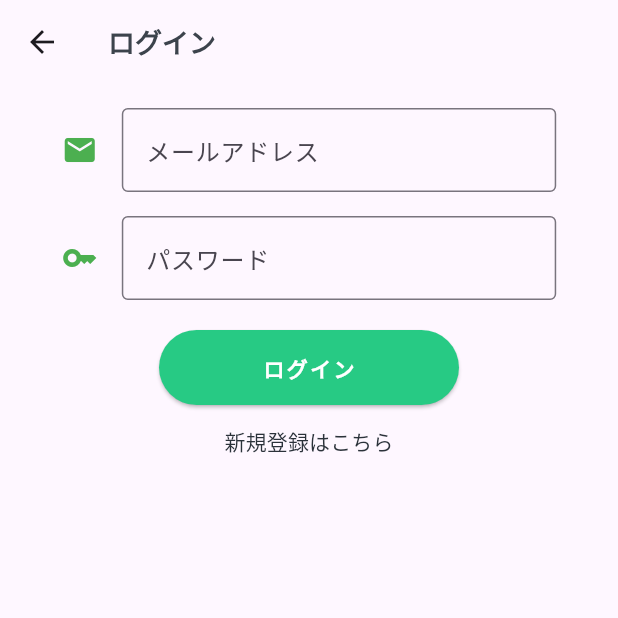
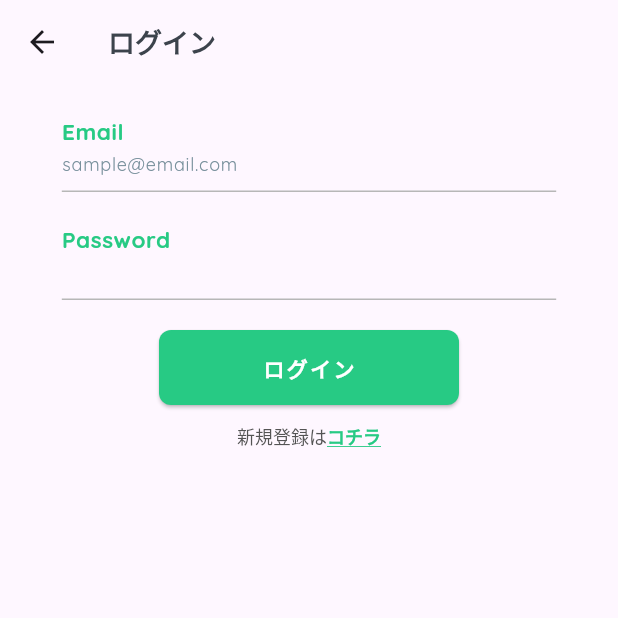
Before and after one commit to YunaSuzuki/timo, a Flutter app: the SignInPage screen opened directly, on a phone screen of 412 x 824 dp, the top half of it. Run offline on Flutter 3.47's test engine with Material 3 defaults, Android fonts, the phone set to English and light mode, and no system bars; our stand-ins replace chat_bubbles, cloud_firestore, firebase_auth, firebase_core, flutter_layout_grid, font_awesome_flutter; accounts and stored records are empty; Roboto replaces fonts that are missing (M_Plus_Rounded_1c).

Commit message:
fix signIn page design

```diff
--- a/lib/screen/signin_page.dart
+++ b/lib/screen/signin_page.dart
@@ -2,6 +2,8 @@ import 'package:flutter/material.dart';
 import 'package:firebase_auth/firebase_auth.dart';
 import 'signup_page.dart';
 import 'main_page.dart';
+import 'package:flutter/gestures.dart';
+
 
 class SignInPage extends StatefulWidget {
   const SignInPage({Key? key}) : super(key: key);
@@ -73,16 +75,17 @@ class _SignInPageState extends State<SignInPage> {
                 child: TextField(
                   controller: emailController,
                   decoration: const InputDecoration(
-                    focusedBorder: OutlineInputBorder(
-                      borderSide: BorderSide(color: Color(0xFF27CA84)),
-                      borderRadius: BorderRadius.all(Radius.circular(4.0)),
+                    labelText: 'Email',
+                    floatingLabelStyle: TextStyle(fontSize: 20, color: Color(0xFF27CA84), fontFamily: 'Quicksand', fontWeight: FontWeight.w700),
+                    floatingLabelBehavior: FloatingLabelBehavior.always,
+                    hintText: 'sample@email.com',
+                    hintStyle: TextStyle(fontSize: 12, color: Color(0xFF78909C), fontFamily: 'Quicksand'),
+                    enabledBorder: UnderlineInputBorder(
+                      borderSide: BorderSide(color: Color(0xFFb7b7b7)),
                     ),
-                    border: OutlineInputBorder(
-                      borderSide: BorderSide(color: Color(0xFF27CA84)),
-                      borderRadius: BorderRadius.all(Radius.circular(4.0)),
+                    focusedBorder: UnderlineInputBorder(
+                      borderSide: BorderSide(color: Color(0xFFb7b7b7)),
                     ),
-                    labelText: 'メールアドレス',
-                    icon: Icon(Icons.mail, color: Colors.green,),
                   ),
                 ),
               ),
@@ -93,16 +96,17 @@ class _SignInPageState extends State<SignInPage> {
                   controller: passwordController,
                   obscureText: true,
                   decoration: const InputDecoration(
-                    focusedBorder: OutlineInputBorder(
-                      borderSide: BorderSide(color: Color(0xFF27CA84)),
-                      borderRadius: BorderRadius.all(Radius.circular(4.0)),
+                    labelText: 'Password',
+                    floatingLabelStyle: TextStyle(fontSize: 20, color: Color(0xFF27CA84), fontFamily: 'Quicksand', fontWeight: FontWeight.w700),
+                    floatingLabelBehavior: FloatingLabelBehavior.always,
+                    hintStyle: TextStyle(fontSize: 12, color: Color(0xFF78909C), fontFamily: 'Quicksand'),
+                    enabledBorder: UnderlineInputBorder(
+                      borderSide: BorderSide(color: Color(0xFFb7b7b7)),
                     ),
-                    border: OutlineInputBorder(
-                      borderSide: BorderSide(color: Color(0xFF27CA84)),
-                      borderRadius: BorderRadius.all(Radius.circular(4.0)),
+                    focusedBorder: UnderlineInputBorder(
+                      borderSide: BorderSide(color: Color(0xFFb7b7b7)),
                     ),
-                    labelText: 'パスワード',
-                    icon: Icon(Icons.key, color: Colors.green,),
+
                   ),
                 ),
               ),
@@ -111,7 +115,8 @@ class _SignInPageState extends State<SignInPage> {
                 onPressed: signIn,
                 style: ButtonStyle(
                   backgroundColor: WidgetStatePropertyAll(Color(0xFF27CA84)),
-                  minimumSize: WidgetStatePropertyAll(Size(200, 50))
+                  minimumSize: WidgetStatePropertyAll(Size(200, 50)),
+                    shape: WidgetStatePropertyAll(RoundedRectangleBorder(borderRadius: BorderRadius.circular(8.0)))
                 ),
                 child: const Text(
                   'ログイン',
@@ -122,19 +127,35 @@ class _SignInPageState extends State<SignInPage> {
                   ),
                 ),
               ),
-              TextButton(
-                onPressed: () {
-                  Navigator.push(
-                    context,
-                    MaterialPageRoute(builder: (_) => const SignUpPage()),
-                  );
-                },
-                child: const Text(
-                  '新規登録はこちら',
+              SizedBox(
+                height: 12,
+              ),
+              RichText(
+                text: TextSpan(
                   style: TextStyle(
-                    color: Color(0xFF2B323A),
+                    fontSize: 12.0,
+                    color: Color(0xFF545454),
                   ),
+                  children: [
+                    TextSpan(text: '新規登録は'),
+                    TextSpan(
+                        text: 'コチラ',
+                        style: TextStyle(
+                          color: Color(0xFF27CA84),
+                          fontWeight: FontWeight.w700,
+                          decoration: TextDecoration.underline,
+                        ),
+                        recognizer: TapGestureRecognizer()
+                          ..onTap = (){
+                            Navigator.push(
+                              context,
+                              MaterialPageRoute(builder: (_) => const SignUpPage()),
+                            );
+                          }
+                    )
+                  ],
                 ),
+
               ),
             ],
           ),
```
